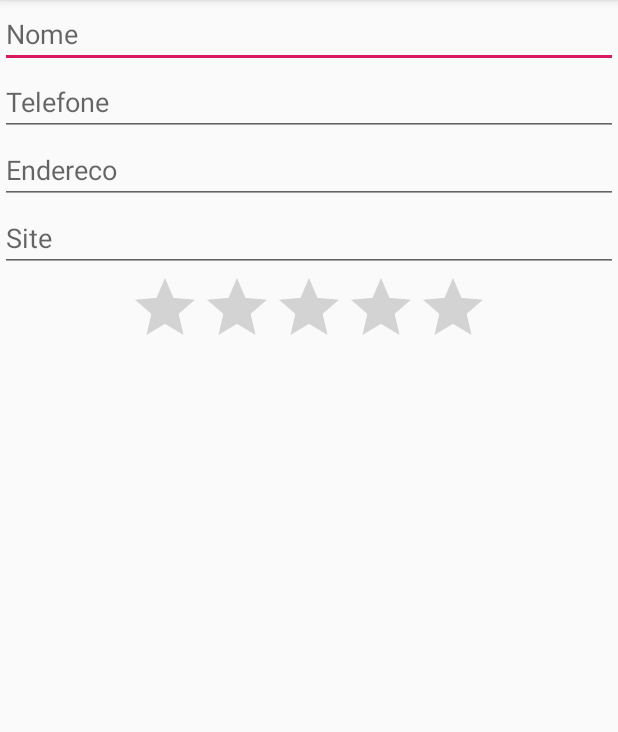
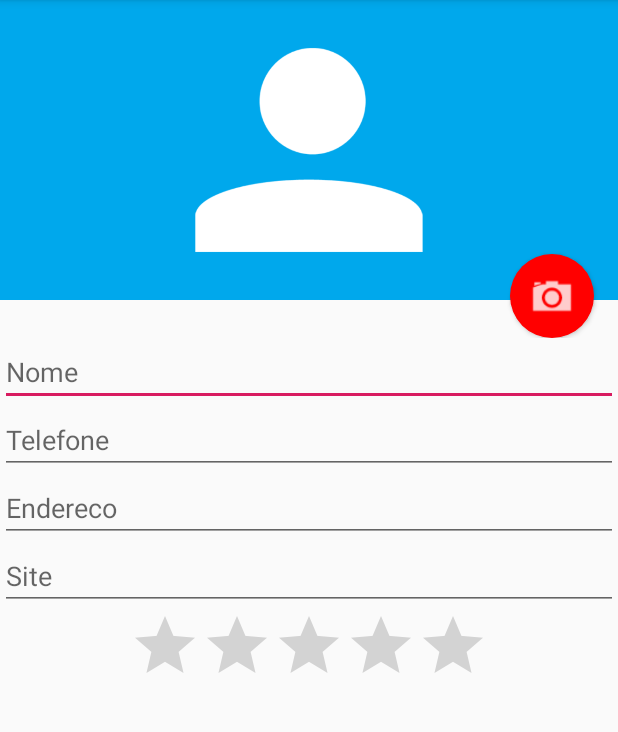
Before and after one commit to jonatanhenrique/Android-I, an Android app: the FormularioActivity screen opened directly, with no data from a screen before it, on a phone screen of 412 x 824 dp, the part 84-816 px from its top. Run offline under Robolectric (Android 15) with nearby library versions, the phone set to English and light mode, and no system bars.

Commit message:
Commit referente ao curso Android II

```diff
--- a/app/src/main/AndroidManifest.xml
+++ b/app/src/main/AndroidManifest.xml
@@ -1,6 +1,8 @@
 <?xml version="1.0" encoding="utf-8"?>
 <manifest xmlns:android="http://schemas.android.com/apk/res/android"
     package="br.com.agenda">
+
+    <uses-permission android:name="android.permission.CALL_PHONE"/>
 
     <application
         android:allowBackup="true"
--- a/app/src/main/java/br/com/agenda/FormularioActivity.java
+++ b/app/src/main/java/br/com/agenda/FormularioActivity.java
@@ -1,6 +1,12 @@
 package br.com.agenda;
 
+import android.app.Activity;
 import android.content.Intent;
+import android.graphics.Bitmap;
+import android.graphics.BitmapFactory;
+import android.net.Uri;
+import android.provider.MediaStore;
+import android.support.annotation.Nullable;
 import android.support.v7.app.AppCompatActivity;
 import android.os.Bundle;
 import android.view.Menu;
@@ -9,14 +15,19 @@ import android.view.MenuItem;
 import android.view.View;
 import android.widget.Button;
 import android.widget.EditText;
+import android.widget.ImageView;
 import android.widget.Toast;
+
+import java.io.File;
 
 import br.com.agenda.DAO.AlunoDAO;
 import br.com.agenda.modelo.Aluno;
 
 public class FormularioActivity extends AppCompatActivity {
 
+    public static final int CODIGO_CAMERA = 567;
     private FormularioHelp help;
+    private String caminhoFoto;
 
     @Override
     protected void onCreate(Bundle savedInstanceState) {
@@ -31,7 +42,27 @@ public class FormularioActivity extends AppCompatActivity {
             help.preencheFormulario(aluno);
         }
 
+        Button botaoFoto = (Button) findViewById(R.id.formulario_botao_foto);
+        botaoFoto.setOnClickListener(new View.OnClickListener() {
+            @Override
+            public void onClick(View v) {
+                Intent intentCamera = new Intent(MediaStore.ACTION_IMAGE_CAPTURE);
+                caminhoFoto = getExternalFilesDir(null) + "/" + System.currentTimeMillis() + ".jpg";
+                File arquivoFoto = new File(caminhoFoto);
+                intentCamera.putExtra(MediaStore.EXTRA_OUTPUT, Uri.fromFile(arquivoFoto));
+                startActivityForResult(intentCamera, CODIGO_CAMERA);
+            }
+        });
 
+    }
+
+    @Override
+    protected void onActivityResult(int requestCode, int resultCode, @Nullable Intent data) {
+        if (resultCode == Activity.RESULT_OK){
+            if(requestCode == CODIGO_CAMERA){
+                help.carregaImagem(caminhoFoto);
+        }
+        }
     }
 
     @Override
--- /dev/null
+++ b/app/src/main/res/drawable/fundo_camera.xml
@@ -0,0 +1,21 @@
+<?xml version="1.0" encoding="utf-8"?>
+<layer-list xmlns:android="http://schemas.android.com/apk/res/android">
+    <item>
+        <shape
+            android:shape="oval">
+            <solid
+                android:color="#ff0000"/>
+            <padding android:top="10dp"
+                android:bottom="10dp"
+                android:left="10dp"
+                android:right="10dp" />
+        </shape>
+    </item>
+    <item android:drawable="@drawable/ic_camera">
+
+    </item>
+
+</layer-list>
+
+
+    <!-- fundo do botão -->
--- a/app/src/main/res/layout/activity_formulario.xml
+++ b/app/src/main/res/layout/activity_formulario.xml
@@ -10,37 +10,60 @@
         android:orientation="vertical"
         tools:context=".FormularioActivity">
 
+        <RelativeLayout
+            android:layout_width="match_parent"
+            android:layout_height="225dp">
+
+            <ImageView android:id="@+id/formulario_foto"
+                android:layout_width="match_parent"
+                android:layout_height="200dp"
+                android:background="#00A8EC"
+                android:src="@drawable/person" />
+
+            <Button android:id="@+id/formulario_botao_foto"
+                android:layout_width="56dp"
+                android:layout_height="56dp"
+                android:background="@drawable/fundo_camera"
+                android:layout_alignParentBottom="true"
+                android:layout_alignParentRight="true"
+                android:layout_marginRight="16dp"
+                />
+
+        </RelativeLayout>
+
+
+
         <EditText
+            android:id="@+id/formulario_nome"
             android:layout_width="match_parent"
             android:layout_height="wrap_content"
-            android:hint="Nome"
-            android:id="@+id/formulario_nome"/>
+            android:hint="Nome" />
 
         <EditText
+            android:id="@+id/formulario_telefone"
             android:layout_width="match_parent"
             android:layout_height="wrap_content"
-            android:hint="Telefone"
-            android:id="@+id/formulario_telefone"/>
+            android:hint="Telefone" />
 
         <EditText
+            android:id="@+id/formulario_endereco"
             android:layout_width="match_parent"
             android:layout_height="wrap_content"
-            android:hint="Endereco"
-            android:id="@+id/formulario_endereco"/>
+            android:hint="Endereco" />
 
         <EditText
+            android:id="@+id/formulario_site"
             android:layout_width="match_parent"
             android:layout_height="wrap_content"
-            android:hint="Site"
-            android:id="@+id/formulario_site"/>
+            android:hint="Site" />
 
         <RatingBar
+            android:id="@+id/formulario_ratingBar"
             android:layout_width="wrap_content"
             android:layout_height="wrap_content"
             android:layout_gravity="center"
             android:max="10"
-            android:numStars="5"
-            android:id="@+id/formulario_ratingBar"/>
+            android:numStars="5" />
 
     </LinearLayout>
 
```
Also changed, not shown: app/src/main/java/br/com/agenda/DAO/AlunoDAO.java (+10 -7 lines), app/src/main/java/br/com/agenda/FormularioHelp.java (+17 -0 lines), app/src/main/java/br/com/agenda/ListaAlunosActivity.java (+59 -4 lines), app/src/main/java/br/com/agenda/modelo/Aluno.java (+8 -0 lines).
